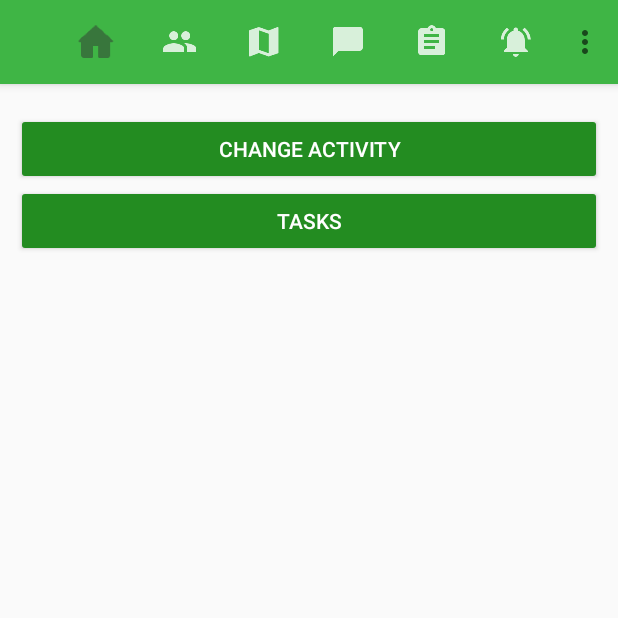
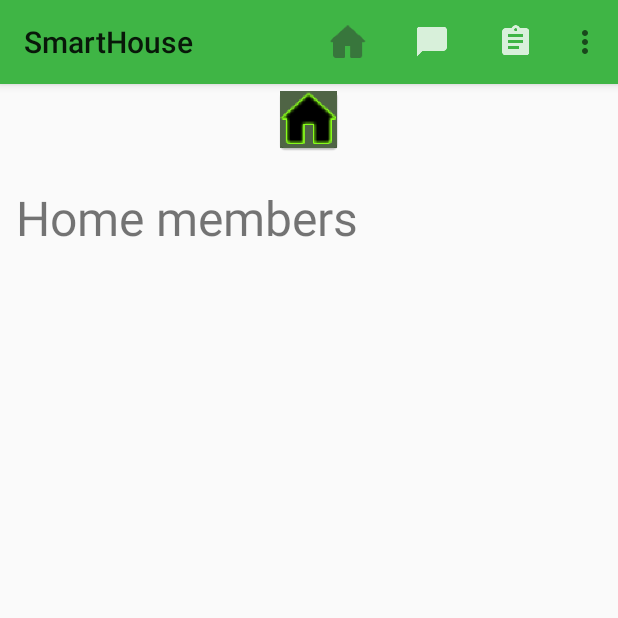
Before and after one commit to 2060408k/SmartHouse, an Android app: the MainActivity screen opened directly, with no data from a screen before it, on a phone screen of 412 x 824 dp, the top half of it. Run offline under Robolectric (Android 15) with nearby library versions, the phone set to English and light mode, and no system bars; our stand-ins replace Firebase (no records; nobody signed in at launch, a user with empty details on screens opened directly); 4 statements that could not run were skipped.

Commit message:
Design changes

```diff
--- a/app/src/main/java/com/example/pbkou/smarthouse/AddTask.java
+++ b/app/src/main/java/com/example/pbkou/smarthouse/AddTask.java
@@ -211,9 +211,6 @@
             case R.id.house_settings:
                 startActivity(new Intent(this, House_Settings.class));
                 break;
-            case R.id.view_conversations:
-                startActivity(new Intent(this, Conversations.class));
-                break;
             case R.id.activity_notifications:
                 startActivity(new Intent(this, notifications.class));
                 break;
--- a/app/src/main/java/com/example/pbkou/smarthouse/Conversations.java
+++ b/app/src/main/java/com/example/pbkou/smarthouse/Conversations.java
@@ -178,9 +178,6 @@
             case R.id.house_settings:
                 startActivity(new Intent(this,House_Settings.class));
                 break;
-            case R.id.view_conversations:
-                startActivity(new Intent(this,Conversations.class));
-                break;
             case R.id.activity_notifications:
                 startActivity(new Intent(this,notifications.class));
                 break;
--- a/app/src/main/java/com/example/pbkou/smarthouse/MainActivity.java
+++ b/app/src/main/java/com/example/pbkou/smarthouse/MainActivity.java
@@ -31,6 +31,7 @@
 import android.support.v7.widget.Toolbar;
 import android.util.Log;
 import android.util.TypedValue;
+import android.view.Gravity;
 import android.view.Menu;
 import android.view.MenuItem;
 import android.view.View;
@@ -159,8 +160,9 @@
         } else {
             loadData();
             TextView hello_tv = (TextView) findViewById(R.id.hello_tv);
-            hello_tv.setText("Hello "+user_name);
-            hello_tv.setTextSize(32);
+            hello_tv.setText("Hello "+user_name.split(" ")[0]);
+            hello_tv.setTextSize(38);
+            hello_tv.setGravity(Gravity.CENTER_HORIZONTAL);
 
             clservice=new CurrentLocationService();
             clservice.startUpdatingCurrentLocation(this);
@@ -190,24 +192,8 @@
         LinearLayout r_layout = (LinearLayout) findViewById(R.id.content_main);
         r_layout.setPadding(16, actionBarHeight, 16, 16);
 
-        Button change_activity_btn = (Button) findViewById(R.id.change_activity);
-        final Intent change_activity_intent = new Intent(this, LoginActivity.class);
-        change_activity_btn.setOnClickListener(new View.OnClickListener() {
-            @Override
-            public void onClick(View v) {
-                startActivity(change_activity_intent);
-            }
-        });
-        System.out.println("About to enter tasks");
-        Button tasks_btn = (Button) findViewById(R.id.btn_tasks);
-        tasks_btn.setOnClickListener(new View.OnClickListener() {
 
-            @Override
-            public void onClick(View v) {
-                Intent tasks_intent = new Intent(v.getContext(), Tasks.class);
-                startActivity(tasks_intent);
-            }
-        });
+
 
         mNfcAdapter = NfcAdapter.getDefaultAdapter(this);
 
@@ -241,9 +227,6 @@
         switch(id) {
             case R.id.house_settings:
                 startActivity(new Intent(this,House_Settings.class));
-                break;
-            case R.id.view_conversations:
-                startActivity(new Intent(this,Conversations.class));
                 break;
             case R.id.activity_notifications:
                 startActivity(new Intent(this,notifications.class));
@@ -311,6 +294,7 @@
 
                 LinearLayout ll = (LinearLayout) findViewById(R.id.home_ll);
 
+
                 for (Map.Entry<String, String> entry : users_locations.entrySet())
                 {
                     TextView tv = new TextView(getBaseContext());
@@ -318,7 +302,7 @@
                     if(entry == null || entry.getValue()==null || entry.getKey()==null ) continue;
                     if (entry!=null && entry.getValue()!=null && !entry.getValue().contains("_")) text = entry.getKey()+"  "+ entry.getValue();
                     tv.setText(text);
-                    tv.setTextSize(16);
+                    tv.setTextSize(24);
                     tv.setLayoutParams(new ViewGroup.LayoutParams(
                             ViewGroup.LayoutParams.MATCH_PARENT,
                             ViewGroup.LayoutParams.WRAP_CONTENT));
--- a/app/src/main/java/com/example/pbkou/smarthouse/MapActivity.java
+++ b/app/src/main/java/com/example/pbkou/smarthouse/MapActivity.java
@@ -79,9 +79,6 @@
             case R.id.house_settings:
                 startActivity(new Intent(this,House_Settings.class));
                 break;
-            case R.id.view_conversations:
-                startActivity(new Intent(this,Conversations.class));
-                break;
             case R.id.activity_notifications:
                 startActivity(new Intent(this,notifications.class));
                 break;
--- a/app/src/main/java/com/example/pbkou/smarthouse/RoomDecidingActivity.java
+++ b/app/src/main/java/com/example/pbkou/smarthouse/RoomDecidingActivity.java
@@ -72,7 +72,7 @@
                 android.app.AlertDialog.Builder alertDialogBuilder = new android.app.AlertDialog.Builder(RoomDecidingActivity.this);
 
                 final EditText et = new EditText(RoomDecidingActivity.this);
-                et.setText(R.string.room_number);
+                et.setContentDescription("Room Number");
                 et.setTextSize(28);
 
                 // set prompts.xml to alertdialog builder
@@ -298,9 +298,6 @@
             case R.id.house_settings:
                 startActivity(new Intent(this,House_Settings.class));
                 break;
-            case R.id.view_conversations:
-                startActivity(new Intent(this,Conversations.class));
-                break;
             case R.id.activity_notifications:
                 startActivity(new Intent(this,notifications.class));
                 break;
--- a/app/src/main/java/com/example/pbkou/smarthouse/Tasks.java
+++ b/app/src/main/java/com/example/pbkou/smarthouse/Tasks.java
@@ -112,9 +112,6 @@
             case R.id.house_settings:
                 startActivity(new Intent(this,House_Settings.class));
                 break;
-            case R.id.view_conversations:
-                startActivity(new Intent(this,Conversations.class));
-                break;
             case R.id.activity_notifications:
                 startActivity(new Intent(this,notifications.class));
                 break;
--- a/app/src/main/java/com/example/pbkou/smarthouse/notifications.java
+++ b/app/src/main/java/com/example/pbkou/smarthouse/notifications.java
@@ -33,9 +33,6 @@
             case R.id.house_settings:
                 startActivity(new Intent(this, House_Settings.class));
                 break;
-            case R.id.view_conversations:
-                startActivity(new Intent(this, Conversations.class));
-                break;
             case R.id.activity_notifications:
                 startActivity(new Intent(this, notifications.class));
                 break;
--- a/app/src/main/res/layout/activity_add_task.xml
+++ b/app/src/main/res/layout/activity_add_task.xml
@@ -40,12 +40,11 @@
         android:id="@+id/add_task_body"
         android:layout_width="match_parent"
         android:layout_height="wrap_content"
+        android:layout_marginBottom="7dp"
         android:layout_marginTop="5dp"
-        android:layout_marginBottom="7dp"
         android:contentDescription="Task Description"
         android:ems="10"
-        android:inputType="textPersonName"
-        android:text="@string/task_description" />
+        android:inputType="textPersonName" />
 
 
     <TextView
--- a/app/src/main/res/layout/content_main.xml
+++ b/app/src/main/res/layout/content_main.xml
@@ -14,27 +14,31 @@
     android:orientation="vertical"
     tools:showIn="@layout/activity_main">
 
+    <ImageView
+        android:id="@+id/imageView"
+        android:layout_width="match_parent"
+        android:layout_height="wrap_content"
+        app:srcCompat="@mipmap/ic_launcher"
+        android:layout_gravity="center_horizontal"/>
+
     <TextView
         android:id="@+id/hello_tv"
         android:layout_width="match_parent"
         android:layout_height="wrap_content" />
-
-    <Button style="@style/Widget.AppCompat.Button.Colored"
-        android:text="@string/change_activity"
+    <TextView
+        android:id="@+id/home_members"
         android:layout_width="match_parent"
         android:layout_height="wrap_content"
-        android:id="@+id/change_activity" />
-    <Button style="@style/Widget.AppCompat.Button.Colored"
-        android:text="@string/btn_tasks"
-        android:layout_width="match_parent"
-        android:layout_height="wrap_content"
-        android:id="@+id/btn_tasks" />
+        android:text="Home members"
+        android:textSize="32dp"/>
 
     <LinearLayout
         android:id="@+id/home_ll"
         android:layout_width="match_parent"
         android:layout_height="wrap_content"
-        android:orientation="vertical"></LinearLayout>
+        android:orientation="vertical"
+        android:paddingLeft="16dp"
+        android:paddingTop="16dp"></LinearLayout>
     <RelativeLayout
         android:id="@+id/m_loadingPanel"
         android:layout_width="match_parent"
--- a/app/src/main/res/menu/action_bar.xml
+++ b/app/src/main/res/menu/action_bar.xml
@@ -13,16 +13,7 @@
         android:icon="@drawable/ic_home"
         android:title="@string/action_favorite"
         app:showAsAction="always" />
-    <item
-        android:id="@+id/view_conversations"
-        android:icon="@drawable/ic_group"
-        android:title="@string/action_favorite"
-        app:showAsAction="always" />
-    <item
-        android:id="@+id/activity_room_deciding"
-        android:title="@string/action_favorite"
-        app:showAsAction="always"
-        android:icon="@drawable/ic_places" />
+
     <item
         android:id="@+id/add_conv_add"
         android:icon="@drawable/ic_chat"
@@ -33,11 +24,6 @@
         android:icon="@drawable/ic_reminder"
         android:title="@string/action_favorite"
         app:showAsAction="always" />
-    <item
-        android:id="@+id/activity_notifications"
-        android:icon="@drawable/ic_nots"
-        android:title="@string/action_favorite"
-        app:showAsAction="always"/>
     <item xmlns:app="http://schemas.android.com/apk/res-auto"
         android:id="@+id/change_activity"
         android:title="@string/login"
```
